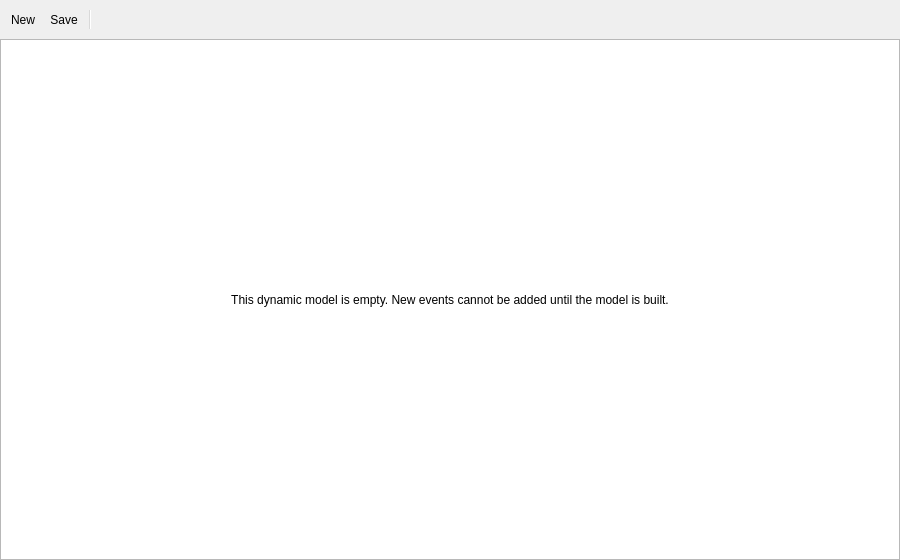
Qt form src/VeraGrid/Gui/DynamicModelEditor/Events/dynamic_events_page_ui.ui (JordiBejarUPC/veragrid-hvdc-bipolar-pfc) before a commit.
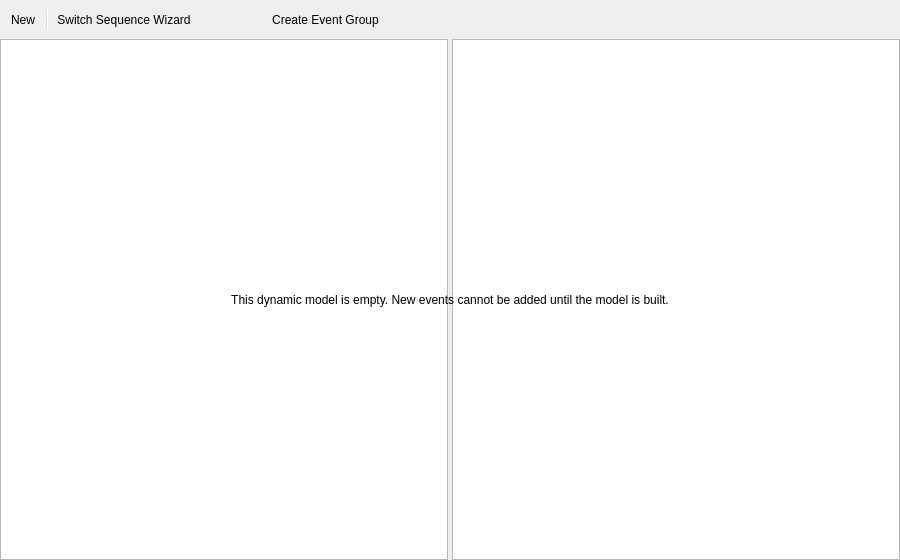
The same form after that commit. Icons and pictures are not drawn.

Commit message: refactored events dialogue

```diff
--- a/src/VeraGrid/Gui/DynamicModelEditor/Events/dynamic_events_page_ui.ui
+++ b/src/VeraGrid/Gui/DynamicModelEditor/Events/dynamic_events_page_ui.ui
@@ -47,11 +47,11 @@
       <bool>false</bool>
      </property>
      <addaction name="actionClearDeviceEvents"/>
-     <addaction name="actionSave"/>
      <addaction name="separator"/>
      <addaction name="actionSwitchSequence"/>
-     <addaction name="actionAdd"/>
+     <addaction name="actionAddEvent"/>
      <addaction name="actionRemove"/>
+     <addaction name="actionNewGroup"/>
     </widget>
    </item>
    <item>
@@ -73,10 +73,19 @@
        <number>0</number>
       </property>
       <item row="0" column="0">
+       <widget class="QSplitter" name="eventsSplitter">
+       <property name="orientation">
+        <enum>Qt::Orientation::Horizontal</enum>
+       </property>
+        <widget class="QTreeView" name="eventGroupsTreeView">
+         <property name="minimumSize">
+          <size>
+           <width>220</width>
+           <height>0</height>
+          </size>
+         </property>
+        </widget>
        <widget class="QTableView" name="eventsTableView">
-        <property name="alternatingRowColors">
-         <bool>false</bool>
-        </property>
         <property name="selectionMode">
          <enum>QAbstractItemView::SelectionMode::SingleSelection</enum>
         </property>
@@ -84,6 +93,7 @@
          <enum>QAbstractItemView::SelectionBehavior::SelectRows</enum>
         </property>
        </widget>
+       </widget>
       </item>
       <item row="0" column="0">
        <widget class="QLabel" name="emptyModelMessage">
@@ -103,6 +113,9 @@
    </item>
   </layout>
   <action name="actionClearDeviceEvents">
+   <property name="priority">
+    <enum>QAction::Priority::LowPriority</enum>
+   </property>
    <property name="icon">
     <iconset resource="../../Icons/icons.qrc">
      <normaloff>:/Icons/icons/new.png</normaloff>:/Icons/icons/new.png</iconset>
@@ -113,11 +126,11 @@
    <property name="toolTip">
     <string>Delete all events of this simulation mode from the current device</string>
    </property>
-   <property name="priority">
-    <enum>QAction::Priority::LowPriority</enum>
-   </property>
   </action>
   <action name="actionSave">
+   <property name="priority">
+    <enum>QAction::Priority::LowPriority</enum>
+   </property>
    <property name="icon">
     <iconset resource="../../Icons/icons.qrc">
      <normaloff>:/Icons/icons/savec.png</normaloff>:/Icons/icons/savec.png</iconset>
@@ -131,23 +144,16 @@
    <property name="shortcut">
     <string>Ctrl+S</string>
    </property>
-   <property name="priority">
-    <enum>QAction::Priority::LowPriority</enum>
-   </property>
   </action>
   <action name="actionSwitchSequence">
-   <property name="icon">
-    <iconset resource="../../Icons/icons.qrc">
-     <normaloff>:/Icons/icons/area_transfer.png</normaloff>:/Icons/icons/area_transfer.png</iconset>
-   </property>
    <property name="text">
-    <string/>
+    <string>Switch Sequence Wizard</string>
    </property>
    <property name="toolTip">
     <string>Create an EMT switch opening and reclosing event sequence</string>
    </property>
   </action>
-  <action name="actionAdd">
+  <action name="actionAddEvent">
    <property name="icon">
     <iconset resource="../../Icons/icons.qrc">
      <normaloff>:/Icons/icons/plus.png</normaloff>:/Icons/icons/plus.png</iconset>
@@ -171,6 +177,14 @@
     <string>Remove the selected event or event group</string>
    </property>
   </action>
+  <action name="actionNewGroup">
+   <property name="text">
+    <string>Create Event Group</string>
+   </property>
+   <property name="toolTip">
+    <string>Create an event group</string>
+   </property>
+  </action>
  </widget>
  <resources>
   <include location="../../Icons/icons.qrc"/>
```
Lines whose indentation alone changed are shown as unchanged. The commit also changes 6 other files.
